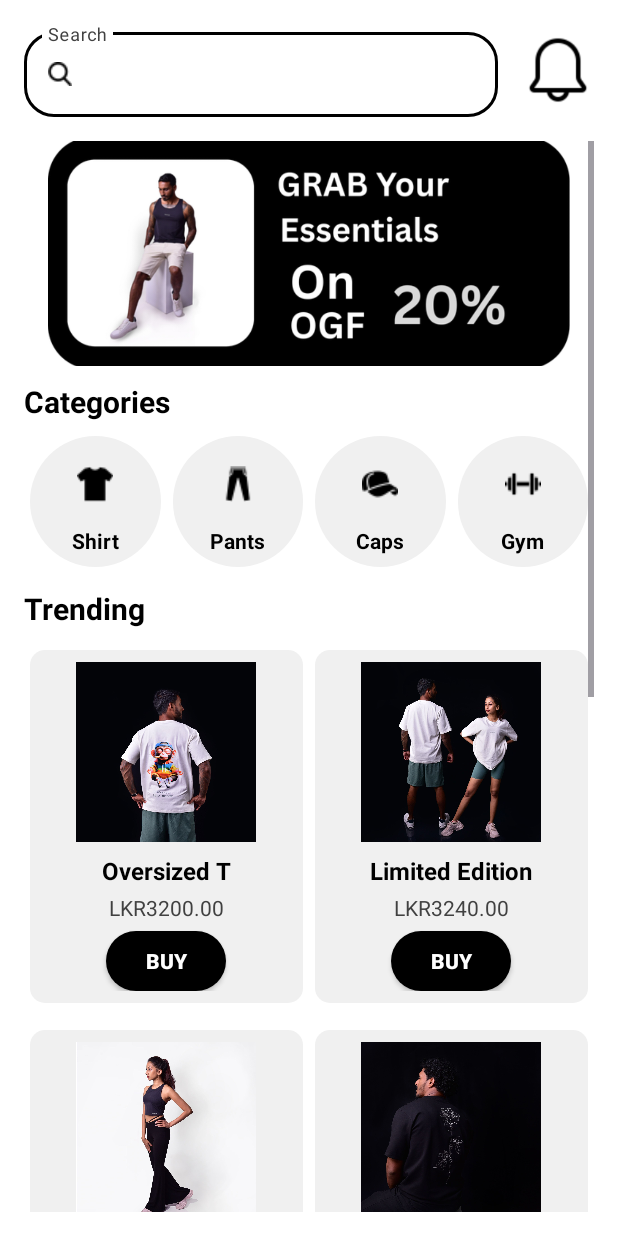
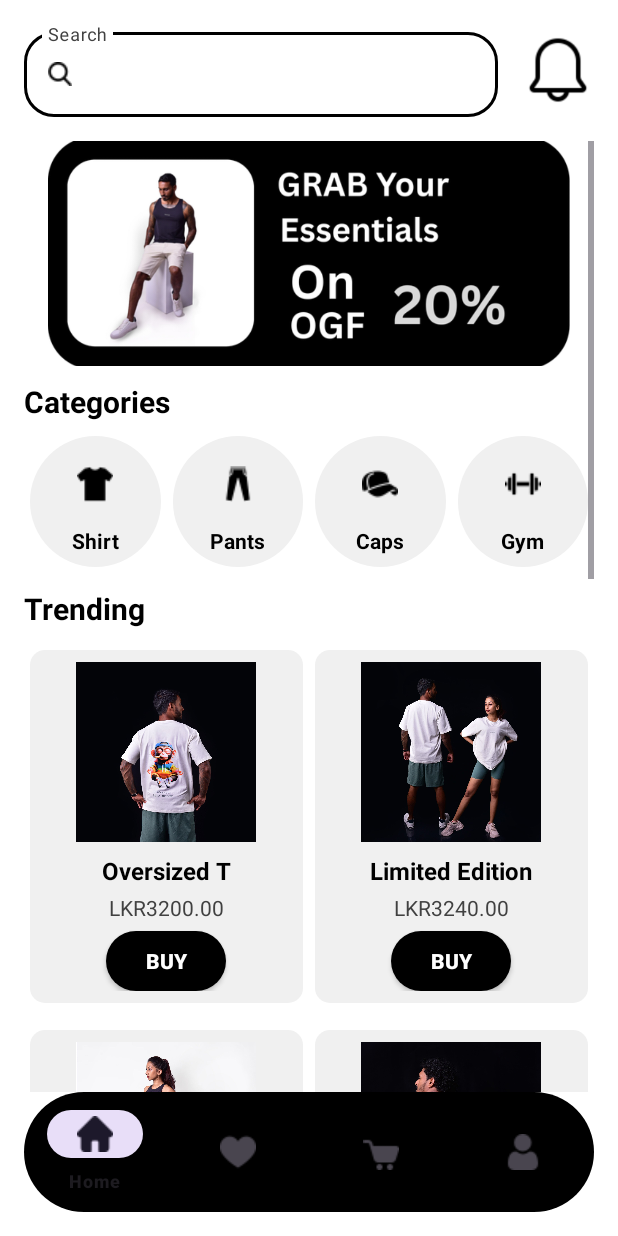
Before and after one commit to Malindup2/DefendXApp, an Android app: the Home screen opened directly, with no data from a screen before it, on a phone screen of 412 x 824 dp. Run offline under Robolectric (Android 15) with nearby library versions, the phone set to English and light mode, and no system bars.

Commit message:
Navigation completed

```diff
--- a/app/src/main/res/layout/activity_home.xml
+++ b/app/src/main/res/layout/activity_home.xml
@@ -53,7 +53,8 @@
     <!-- ScrollView for Banner, Categories, and Trending Items -->
     <ScrollView
         android:layout_width="match_parent"
-        android:layout_height="match_parent">
+        android:layout_height="0dp"
+        android:layout_weight="1">
 
         <LinearLayout
             android:layout_width="match_parent"
@@ -739,6 +740,6 @@
         android:id="@+id/bottomNavigationView"
         android:layout_width="match_parent"
         android:layout_height="wrap_content"
-        android:background="?android:attr/windowBackground"
-        app:menu="@android:menu" />
+        android:background="@drawable/blackbtn"
+        app:menu="@menu/bottom_navigation_bar" />
 </LinearLayout>
```
Also changed, not shown: app/src/main/res/menu/bottom_navigation_bar.xml (renamed from app/src/main/res/drawable/bottom_navigation_bar.xml).
